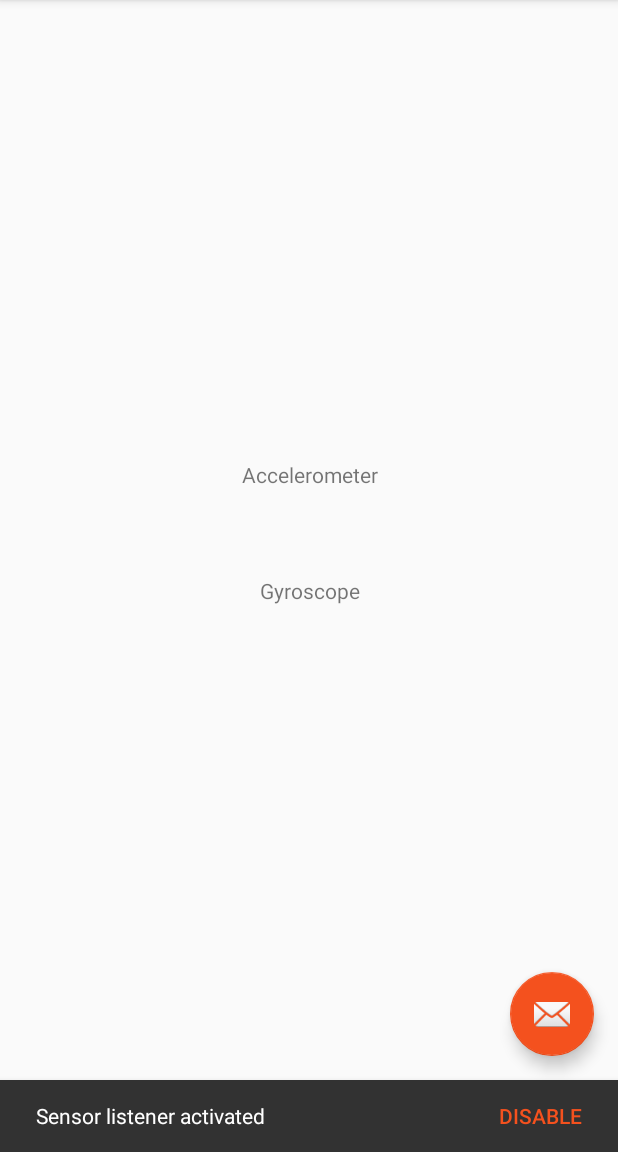
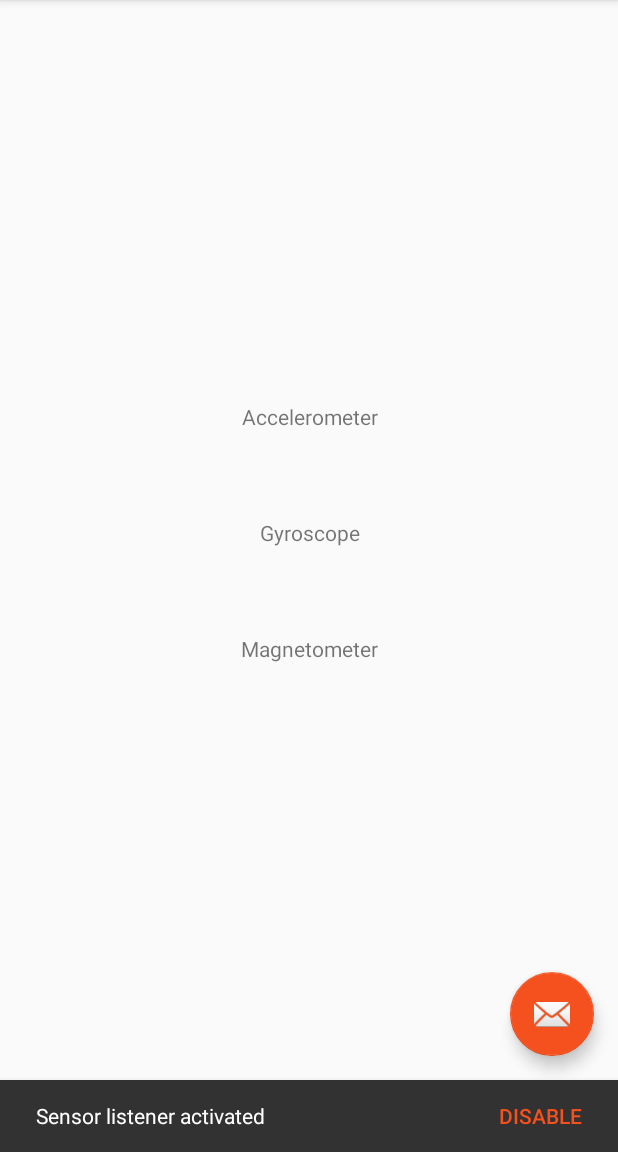
Before and after one commit to thenracker/indoorpositioning, an Android app: the screen it shows after launch (MainActivity), after a tap on an icon or button, on a phone screen of 412 x 824 dp, the part 84-1236 px from its top. Run offline under Robolectric (Android 15) with nearby library versions, the phone set to English and light mode, and no system bars.

Commit message:
Napojený magnetometr, trocha moudra jak se co kdy chová a první gimbal lock

```diff
--- a/app/src/main/AndroidManifest.xml
+++ b/app/src/main/AndroidManifest.xml
@@ -1,6 +1,10 @@
 <?xml version="1.0" encoding="utf-8"?>
 <manifest xmlns:android="http://schemas.android.com/apk/res/android"
     package="cz.weissar.indoorpositioning">
+
+
+    <uses-permission android:name="android.permission.ACCESS_FINE_LOCATION" />
+    <uses-permission android:name="android.permission.ACCESS_COARSE_LOCATION" />
 
     <application
         android:name=".IndoorPositioningApp"
--- a/app/src/main/java/cz/weissar/indoorpositioning/listeners/OnSensorMeasurement.java
+++ b/app/src/main/java/cz/weissar/indoorpositioning/listeners/OnSensorMeasurement.java
@@ -11,10 +11,7 @@ import cz.weissar.indoorpositioning.utils.sensor.Vector3D;
 
 public interface OnSensorMeasurement {
 
-    public static final int TYPE_ACCELEROMETER = Sensor.TYPE_ACCELEROMETER;
-    public static final int TYPE_GYROSCOPE = Sensor.TYPE_GYROSCOPE;
-
-    void onNewMeasure(SensorEvent event);
+    void onNewMeasure(float azimut, float pitch, float roll);
 
     void onVectorChanged(Vector3D vec);
 
--- a/app/src/main/java/cz/weissar/indoorpositioning/utils/sensor/SensorHelper.java
+++ b/app/src/main/java/cz/weissar/indoorpositioning/utils/sensor/SensorHelper.java
@@ -4,7 +4,6 @@ import android.hardware.Sensor;
 import android.hardware.SensorEvent;
 import android.hardware.SensorEventListener;
 import android.hardware.SensorManager;
-import android.util.Log;
 
 import cz.weissar.indoorpositioning.IndoorPositioningApp;
 import cz.weissar.indoorpositioning.listeners.OnSensorMeasurement;
@@ -12,6 +11,7 @@ import cz.weissar.indoorpositioning.listeners.OnSensorMeasurement;
 import static android.content.Context.SENSOR_SERVICE;
 import static android.hardware.Sensor.TYPE_ACCELEROMETER;
 import static android.hardware.Sensor.TYPE_GYROSCOPE;
+import static android.hardware.Sensor.TYPE_MAGNETIC_FIELD;
 
 /**
  * Created by petrw on 04.05.2017.
@@ -19,39 +19,61 @@ import static android.hardware.Sensor.TYPE_GYROSCOPE;
 
 public class SensorHelper implements SensorEventListener {
 
-    private static final String TAG = "SENSORS";
-    private static final SensorHelper ourInstance = new SensorHelper();
+    private static final String TAG = SensorHelper.class.getSimpleName();
+    private static final SensorHelper instance = new SensorHelper();
 
     public static SensorHelper getInstance() {
-        return ourInstance;
+        return instance;
     }
 
-    private final SensorManager sensorManager;
+    private SensorManager sensorManager;
     private final Sensor accelerometer;
     private final Sensor gyroscope;
+    private final Sensor magnetometer;
 
     private OnSensorMeasurement onSensorMeasurementListener;
 
     private Vector3D vecAccelerometer;
     private Vector3D vecGyroscope;
+    private Vector3D vecMagnetometer;
 
     private SensorHelper() {
         sensorManager = (SensorManager) IndoorPositioningApp.getContext().getSystemService(SENSOR_SERVICE);
         accelerometer = sensorManager.getDefaultSensor(Sensor.TYPE_ACCELEROMETER);
         gyroscope = sensorManager.getDefaultSensor(TYPE_GYROSCOPE);
+        magnetometer = sensorManager.getDefaultSensor(TYPE_MAGNETIC_FIELD);
     }
 
     public void setListener(OnSensorMeasurement listener) {
         this.onSensorMeasurementListener = listener;
     }
 
-    public void unsetListener() {
-        this.onSensorMeasurementListener = null;
-    }
+    //TAK JO .. akcelerometr
+
+    /**
+     * AKCELEROMETR
+     * x - levý bok = 10, pravý bok = -10 (jinak se blíží nule)
+     * y - hlava nahoru 10, hlava dolů = -10 (jinak k nule)
+     * z - telefon leží na zádech = 10, na břiše = -10 (v ostatních pozicích se blíží k nule)
+     *
+     *
+     * GYROSKOP (pokud je hlava nahoře - jakobych fotil na výšku)
+     * x - pohyb nahoru plusové hodnoty, dolů mínusové hodnoty
+     * y - doleva jdeme k plusovým hodnotám (skoro až k jedné), doprava jdeme do mínusu
+     * z - ode mě plus, ke mně mínus
+     *
+     * GYRO (když telefon leží na stole)
+     * x - nahoru ke mně plusové hodnoty, dolů mínusové
+     * y - :( nic
+     * z - pohyb doleva na stole plusové hodnoty, doprava mínusové
+     * z - pohyb dopředu plusové hodnoty, pohyb dozadu mínusové
+     *
+     */
 
     public void registerListeners() {
         sensorManager.registerListener(this, accelerometer, SensorManager.SENSOR_DELAY_NORMAL);
         sensorManager.registerListener(this, gyroscope, SensorManager.SENSOR_DELAY_NORMAL);
+        sensorManager.registerListener(this, magnetometer, SensorManager.SENSOR_DELAY_NORMAL);
     }
 
     public void unregisterListeners() {
@@ -60,9 +82,6 @@ public class SensorHelper implements SensorEventListener {
 
     @Override
     public void onSensorChanged(SensorEvent event) {
-        if (onSensorMeasurementListener != null) {
-            //onSensorMeasurementListener.onNewMeasure(event);
-        }
 
         if (event.sensor.getType() == TYPE_ACCELEROMETER) {
             handleSensorChanged(vecAccelerometer, event);
@@ -70,6 +89,19 @@ public class SensorHelper implements SensorEventListener {
         if (event.sensor.getType() == TYPE_GYROSCOPE) {
             handleSensorChanged(vecGyroscope, event);
         }
+        if (event.sensor.getType() == TYPE_MAGNETIC_FIELD) {
+            handleSensorChanged(vecMagnetometer, event);
+        }
+
+        /*if (vecAccelerometer != null && vecGyroscope != null) {
+            float R[] = new float[9];
+            float I[] = new float[9];
+            if (SensorManager.getRotationMatrix(R, I, vecAccelerometer.getValues(), vecGyroscope.getValues())) {
+                float orientation[] = new float[3];
+                SensorManager.getOrientation(R, orientation);
+                onSensorMeasurementListener.onNewMeasure(orientation[0], orientation[1], orientation[2]);
+            }
+        }*/
     }
 
     @Override
@@ -77,13 +109,16 @@ public class SensorHelper implements SensorEventListener {
 
     }
 
-    private void handleSensorChanged(Vector3D vec, SensorEvent event){
+    private void handleSensorChanged(Vector3D vec, SensorEvent event) {
         if (vec == null) {
-            if(event.sensor.getType() == TYPE_ACCELEROMETER){
+            if (event.sensor.getType() == TYPE_ACCELEROMETER) {
                 vecAccelerometer = Vector3D.newInstance(event.values[0], event.values[1], event.values[2], event.sensor.getType());
             }
-            if(event.sensor.getType() == TYPE_GYROSCOPE){
+            if (event.sensor.getType() == TYPE_GYROSCOPE) {
                 vecGyroscope = Vector3D.newInstance(event.values[0], event.values[1], event.values[2], event.sensor.getType());
+            }
+            if (event.sensor.getType() == TYPE_MAGNETIC_FIELD) {
+                vecMagnetometer = Vector3D.newInstance(event.values[0], event.values[1], event.values[2], event.sensor.getType());
             }
         } else {
             vec.newValues(event.values[0], event.values[1], event.values[2]);
--- a/app/src/main/res/layout/fragment_main.xml
+++ b/app/src/main/res/layout/fragment_main.xml
@@ -54,4 +54,26 @@
         android:layout_width="match_parent"
         android:layout_height="wrap_content" />
 
+
+    <TextView
+        android:text="@string/magnetometer"
+        android:gravity="center"
+        android:layout_width="match_parent"
+        android:layout_height="wrap_content" />
+    <TextView
+        android:id="@+id/magnetometerXTextView"
+        android:gravity="center"
+        android:layout_width="match_parent"
+        android:layout_height="wrap_content" />
+    <TextView
+        android:id="@+id/magnetometerYTextView"
+        android:gravity="center"
+        android:layout_width="match_parent"
+        android:layout_height="wrap_content" />
+    <TextView
+        android:id="@+id/magnetometerZTextView"
+        android:gravity="center"
+        android:layout_width="match_parent"
+        android:layout_height="wrap_content" />
+
 </LinearLayout>
--- a/app/src/main/res/values/strings.xml
+++ b/app/src/main/res/values/strings.xml
@@ -3,4 +3,5 @@
     <string name="action_settings">Settings</string>
     <string name="accelerometer">Accelerometer</string>
     <string name="gyroscope">Gyroscope</string>
+    <string name="magnetometer">Magnetometer</string>
 </resources>
--- a/build.gradle
+++ b/build.gradle
@@ -5,7 +5,7 @@ buildscript {
         jcenter()
     }
     dependencies {
-        classpath 'com.android.tools.build:gradle:2.3.1'
+        classpath 'com.android.tools.build:gradle:2.3.3'
 
         // NOTE: Do not place your application dependencies here; they belong
         // in the individual module build.gradle files
```
Also changed, not shown: app/src/main/java/cz/weissar/indoorpositioning/fragments/MainFragment.java (+27 -22 lines), app/src/main/java/cz/weissar/indoorpositioning/utils/sensor/Vector3D.java (+17 -16 lines).
